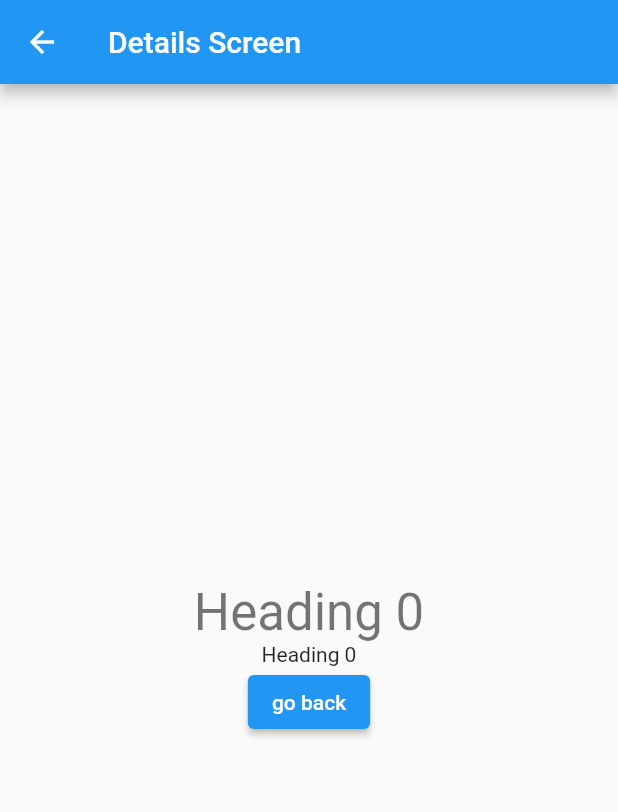
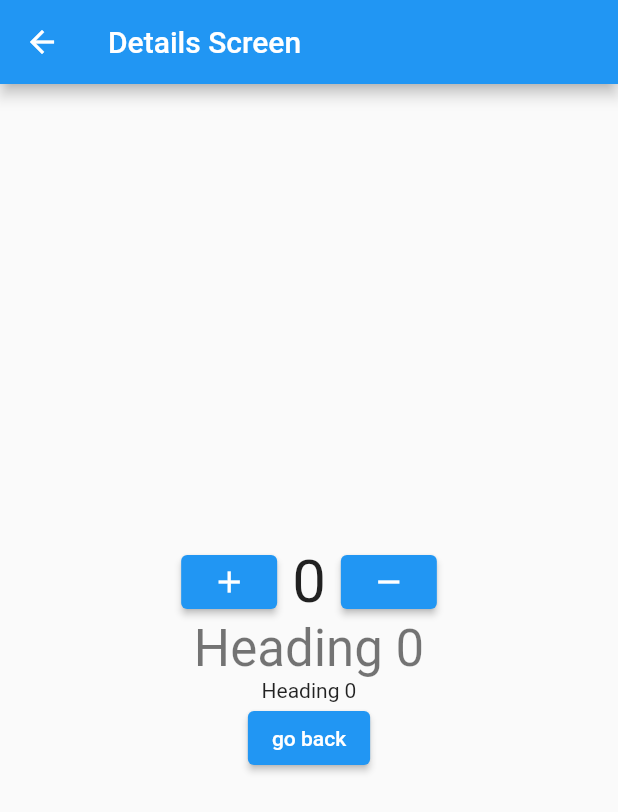
Before and after one commit to wenkey-everest/learning_flutter_app, a Flutter app: the screen it shows after launch, after a tap on an icon or button, on a phone screen of 412 x 824 dp. Shown: the top 812 px of the screen. Run offline on Flutter 3.47's test engine with Material 2 defaults, Android fonts, the phone set to English and light mode, and no system bars; our stand-ins replace flutter_local_notifications.

Commit message:
Add notification to iOS

```diff
--- a/lib/main.dart
+++ b/lib/main.dart
@@ -1,8 +1,13 @@
 import 'package:flutter/material.dart';
+import 'package:learning_flutter_app/providers/counter_provider.dart';
 import 'package:learning_flutter_app/screens/details_screen.dart';
 import 'package:learning_flutter_app/screens/home_screen.dart';
+import 'package:learning_flutter_app/services/notification_service.dart';
+import 'package:provider/provider.dart';
 
 void main() {
+  WidgetsFlutterBinding.ensureInitialized();
+  NotificationService().initializeNotification();
   runApp(MyApp());
 }
 
@@ -15,9 +20,16 @@ class MyApp extends StatelessWidget {
 
   @override
   Widget build(BuildContext context) {
-    return MaterialApp(
-      routes: routes,
-      home: HomeScreen(),
+    return MultiProvider(
+      providers: [
+        ChangeNotifierProvider(
+          create: (context) => CounterProvider(),
+        ),
+      ],
+      child: MaterialApp(
+        routes: routes,
+        home: HomeScreen(),
+      ),
     );
   }
 }
--- /dev/null
+++ b/lib/providers/counter_provider.dart
@@ -0,0 +1,15 @@
+import 'package:flutter/material.dart';
+
+class CounterProvider with ChangeNotifier {
+  int number = 0;
+
+  void increment() {
+    number++;
+    notifyListeners();
+  }
+
+  void decrement() {
+    number--;
+    notifyListeners();
+  }
+}
--- a/lib/screens/details_screen.dart
+++ b/lib/screens/details_screen.dart
@@ -1,4 +1,7 @@
 import 'package:flutter/material.dart';
+import 'package:learning_flutter_app/providers/counter_provider.dart';
+import 'package:learning_flutter_app/services/notification_service.dart';
+import 'package:provider/provider.dart';
 
 class DetailsScreen extends StatelessWidget {
   const DetailsScreen({super.key});
@@ -15,6 +18,35 @@ class DetailsScreen extends StatelessWidget {
           child: Column(
         mainAxisAlignment: MainAxisAlignment.center,
         children: <Widget>[
+          Center(
+            child: Row(
+              mainAxisAlignment: MainAxisAlignment.center,
+              children: [
+                ElevatedButton(
+                    onPressed: () {
+                      Provider.of<CounterProvider>(context, listen: false)
+                          .increment();
+                      NotificationService().showNotification(
+                          title: "Added",
+                          body: "${context.read<CounterProvider>().number}");
+                    },
+                    child: const Icon(Icons.add)),
+                Padding(
+                  padding: const EdgeInsets.symmetric(horizontal: 10),
+                  child: Text(
+                    "${Provider.of<CounterProvider>(context, listen: true).number}",
+                    style: const TextStyle(fontSize: 40),
+                  ),
+                ),
+                ElevatedButton(
+                    onPressed: () {
+                      Provider.of<CounterProvider>(context, listen: false)
+                          .decrement();
+                    },
+                    child: const Icon(Icons.remove))
+              ],
+            ),
+          ),
           args["title"]!,
           args["subtitle"]!,
           ElevatedButton(
--- /dev/null
+++ b/lib/services/notification_service.dart
@@ -0,0 +1,29 @@
+import 'package:flutter_local_notifications/flutter_local_notifications.dart';
+
+class NotificationService {
+  final FlutterLocalNotificationsPlugin notificationsPlugin =
+      FlutterLocalNotificationsPlugin();
+
+  void initializeNotification() {
+    final DarwinInitializationSettings darwinInitializationSettings =
+        DarwinInitializationSettings(
+      defaultPresentAlert: true,
+      requestBadgePermission: true,
+      requestAlertPermission: true,
+      onDidReceiveLocalNotification: (id, title, body, payload) => {},
+    );
+
+    final InitializationSettings initializationSettings =
+        InitializationSettings(iOS: darwinInitializationSettings);
+
+    notificationsPlugin.initialize(initializationSettings);
+  }
+
+  notificationDetails() {
+    return const NotificationDetails(iOS: DarwinNotificationDetails());
+  }
+
+  showNotification({int id = 0, String? title, String? body}) {
+    return notificationsPlugin.show(id, title, body, notificationDetails());
+  }
+}
--- a/pubspec.yaml
+++ b/pubspec.yaml
@@ -34,6 +34,8 @@ dependencies:
   # The following adds the Cupertino Icons font to your application.
   # Use with the CupertinoIcons class for iOS style icons.
   cupertino_icons: ^1.0.2
+  provider: ^6.0.5
+  flutter_local_notifications: ^16.1.0
 
 dev_dependencies:
   flutter_test:
```
Also changed, not shown: pubspec.lock, 11 other files.
